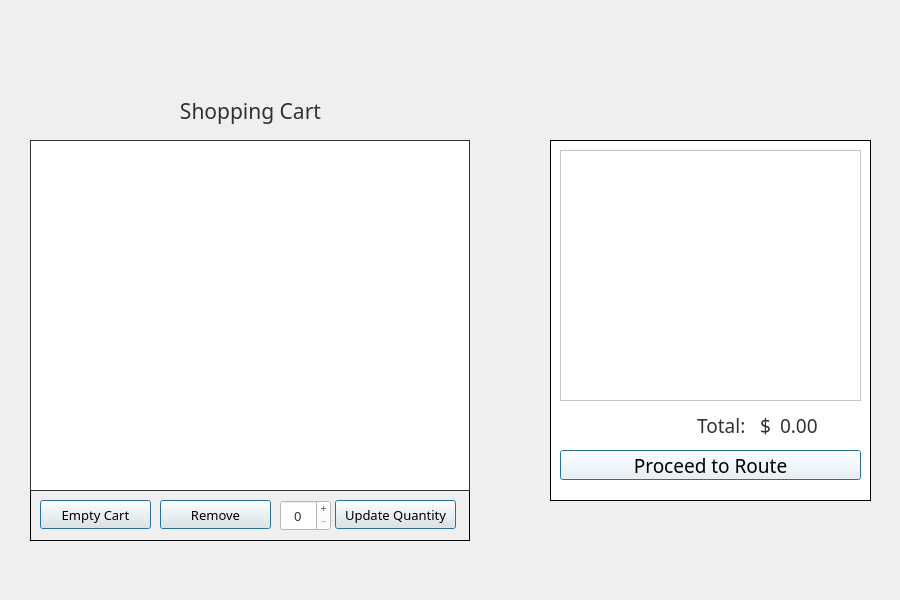
Old version of the form shoppingcart.ui in the repository DannyCamacho/CollegeConnect.
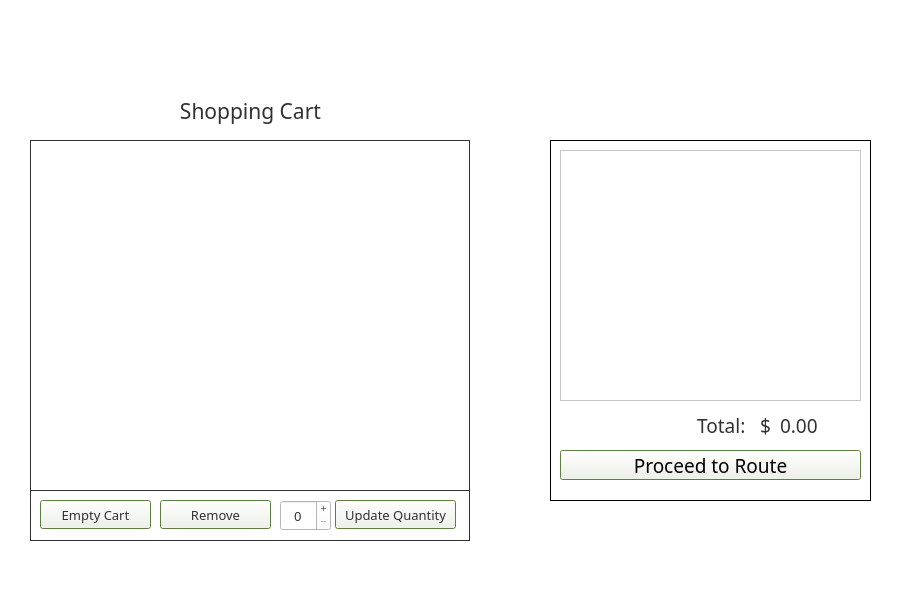
New version of the form. Icons and pictures are not drawn.

Commit message: correct labeling of buttons

The edit to the form file:
```diff
--- a/shoppingcart.ui
+++ b/shoppingcart.ui
@@ -13,6 +13,13 @@
   <property name="windowTitle">
    <string>MainWindow</string>
   </property>
+  <property name="styleSheet">
+   <string notr="true">color: rgb(49, 49, 49);
+background-color: rgb(255, 255, 255);
+alternate-background-color: rgb(225, 225, 225);
+selection-color: rgb(49, 49, 49);
+selection-background-color: rgb(118, 158, 81);</string>
+  </property>
   <widget class="QWidget" name="centralwidget">
    <widget class="QFrame" name="cart_title_frame">
     <property name="geometry">
@@ -93,7 +100,6 @@
       <font>
        <family>Mongolian Baiti</family>
        <pointsize>14</pointsize>
-       <weight>50</weight>
        <bold>false</bold>
       </font>
      </property>
@@ -322,7 +328,6 @@
        <font>
         <family>Mongolian Baiti</family>
         <pointsize>10</pointsize>
-        <weight>50</weight>
         <bold>false</bold>
        </font>
       </property>
@@ -369,7 +374,6 @@
        <font>
         <family>Mongolian Baiti</family>
         <pointsize>10</pointsize>
-        <weight>50</weight>
         <bold>false</bold>
        </font>
       </property>
@@ -461,7 +465,6 @@
        <font>
         <family>Mongolian Baiti</family>
         <pointsize>10</pointsize>
-        <weight>50</weight>
         <bold>false</bold>
        </font>
       </property>
```
Left out of the diff: 2 changed lines with no effect on the pictures. The commit also changes 1 other file.
